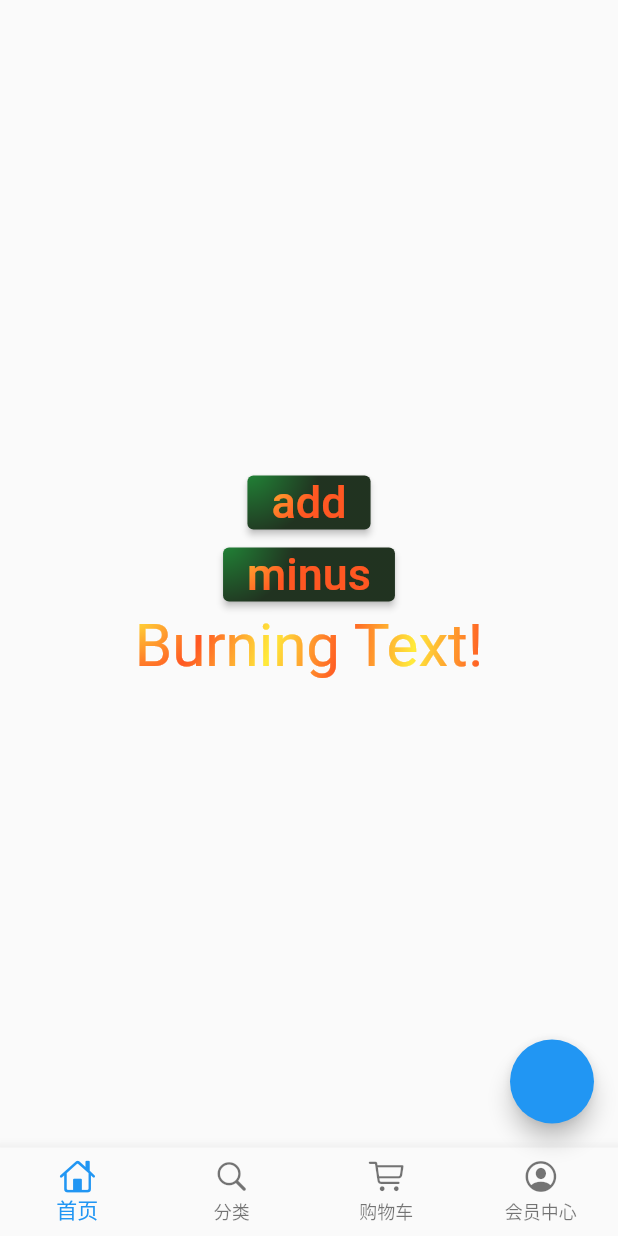
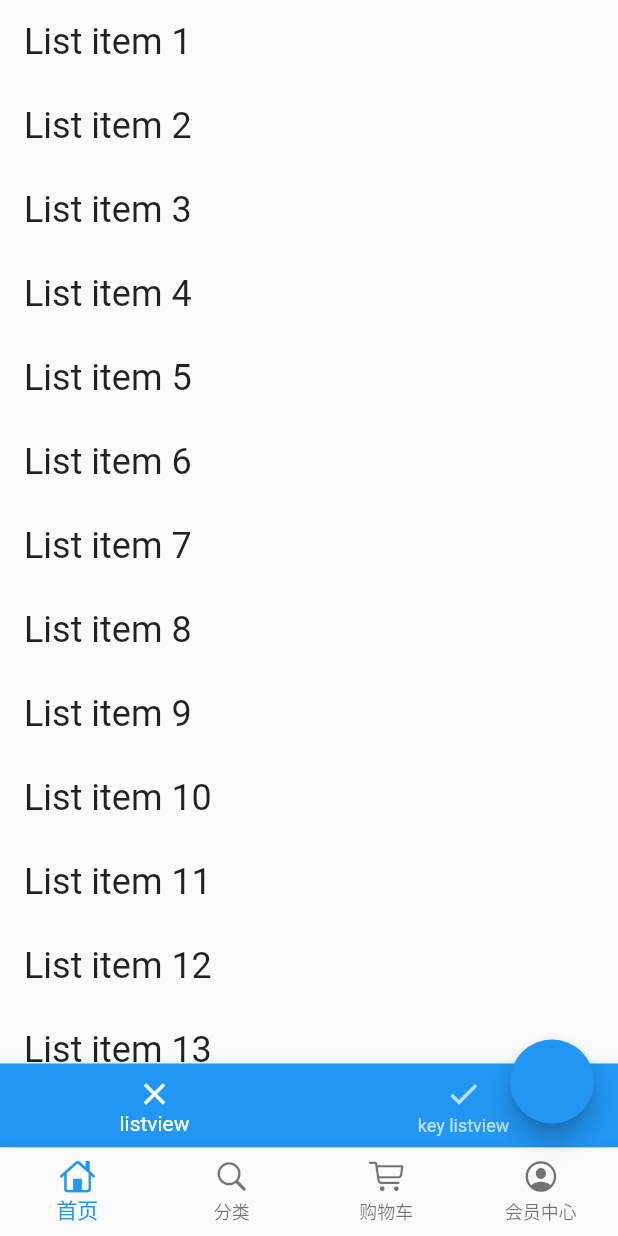
Before and after one commit to woodjobber/study_dart, a Flutter app: the screen it shows after launch, on a phone screen of 412 x 824 dp. Run offline on Flutter 3.47's test engine with Material 2 defaults, Android fonts, the phone set to English and light mode, and no system bars; our stand-ins replace focus_detector_v2, gap, get_it; missing offline and left inert: flutter_bugly, flutter_swipe_detector.

Commit message:
widget_size + page_storage

```diff
--- a/lib/app.dart
+++ b/lib/app.dart
@@ -2,6 +2,7 @@ import 'package:flutter/foundation.dart';
 import 'package:flutter/material.dart';
 
 import 'flavors.dart';
+import 'keep_state/app_route_observer.dart';
 import 'pages/my_home_page.dart';
 
 final navigatorKey = GlobalKey<NavigatorState>();
@@ -14,6 +15,7 @@ class App extends StatelessWidget {
     return MaterialApp(
       title: F.title,
       navigatorKey: navigatorKey,
+      navigatorObservers: [AppRouteObserver().routeObserver],
       theme: ThemeData(
         primarySwatch: Colors.blue,
       ),
--- /dev/null
+++ b/lib/keep_state/app_route_observer.dart
@@ -0,0 +1,20 @@
+import 'package:flutter/material.dart';
+
+class AppRouteObserver {
+  //这是实际上的路由监听器
+  static final RouteObserver<ModalRoute<void>> _routeObserver =
+      RouteObserver<ModalRoute<void>>();
+  //这是个单例
+  static final AppRouteObserver _appRouteObserver =
+      AppRouteObserver._internal();
+
+  AppRouteObserver._internal() {}
+  //通过单例的get方法轻松获取路由监听器
+  RouteObserver<ModalRoute<void>> get routeObserver {
+    return _routeObserver;
+  }
+
+  factory AppRouteObserver() {
+    return _appRouteObserver;
+  }
+}
--- a/lib/keep_state/host_screen.dart
+++ b/lib/keep_state/host_screen.dart
@@ -2,16 +2,16 @@ import 'package:flutter/material.dart';
 import 'package:study_dart/keep_state/screen_a.dart';
 import 'package:study_dart/keep_state/screen_b.dart';
 
-class HostPage extends StatefulWidget {
-  const HostPage({Key? key}) : super(key: key);
+class HostScreen extends StatefulWidget {
+  const HostScreen({Key? key}) : super(key: key);
 
   @override
-  State<HostPage> createState() => _HomePageState();
+  State<HostScreen> createState() => _HomePageState();
 }
 
 final PageStorageBucket _bucket = PageStorageBucket();
 
-class _HomePageState extends State<HostPage> {
+class _HomePageState extends State<HostScreen> {
   int _selectedIndex = 0;
   final PageController _controller = PageController();
 
@@ -69,3 +69,5 @@ class _HomePageState extends State<HostPage> {
 /// 通过在根添加 PageStorage 并向每个页面添加 PageStorageKey，
 /// 页面的某些状态（例如 Scrollable 小部件的滚动位置）将自动存储在其最近的祖先 PageStorage 中，
 /// 并在切换回来时恢复。
+/// 4、Visibility/Offstage + Stack 手动控制
+/// 5、PageStorage.of(context).readState / writeState
--- /dev/null
+++ b/lib/keep_state/listview_pagestorage_key_page.dart
@@ -0,0 +1,70 @@
+import 'package:flutter/material.dart';
+
+class ListViewPageStorageKeyPage extends StatefulWidget {
+  @override
+  _ListViewPageStorageKeyPageState createState() =>
+      _ListViewPageStorageKeyPageState();
+}
+
+class _ListViewPageStorageKeyPageState
+    extends State<ListViewPageStorageKeyPage> {
+  int index = 0;
+
+  @override
+  Widget build(BuildContext context) => Scaffold(
+        body: buildPages(),
+        bottomNavigationBar: buildBottomBar(),
+      );
+
+  Widget buildBottomBar() {
+    return BottomNavigationBar(
+      backgroundColor: Theme.of(context).primaryColor,
+      selectedItemColor: Colors.white,
+      unselectedItemColor: Colors.white70,
+      currentIndex: index,
+      items: [
+        BottomNavigationBarItem(
+          icon: Icon(Icons.clear),
+          label: 'listview',
+        ),
+        BottomNavigationBarItem(
+          icon: Icon(Icons.done),
+          label: 'key listview',
+        ),
+      ],
+      onTap: (int index) => setState(() => this.index = index),
+    );
+  }
+
+  Widget buildPages() {
+    switch (index) {
+      case 0:
+        return buildPageOne();
+      case 1:
+        return buildPageTwo();
+      default:
+        return Container();
+    }
+  }
+
+  Widget buildPageOne() => ListView.builder(
+        itemCount: 40,
+        itemBuilder: (context, index) => ListTile(
+          title: Text(
+            'List item ${index + 1}',
+            style: TextStyle(fontSize: 24),
+          ),
+        ),
+      );
+
+  Widget buildPageTwo() => ListView.builder(
+        key: PageStorageKey<String>('pageTwo'),
+        itemCount: 40,
+        itemBuilder: (context, index) => ListTile(
+          title: Text(
+            'List item ${index + 1}',
+            style: TextStyle(fontSize: 24),
+          ),
+        ),
+      );
+}
--- a/lib/pages/indexed_page.dart
+++ b/lib/pages/indexed_page.dart
@@ -4,7 +4,9 @@ import 'package:flutter/material.dart';
 import 'package:flutter_swipe_detector/flutter_swipe_detector.dart';
 import 'package:study_dart/child_size/child_size_demo_a.dart';
 import 'package:study_dart/child_size/size_offset_demo.dart';
+import 'package:study_dart/keep_state/host_page.dart';
 import 'package:study_dart/keep_state/host_screen.dart';
+import 'package:study_dart/keep_state/listview_pagestorage_key_page.dart';
 import 'package:study_dart/page_storage.dart';
 import 'package:study_dart/pages/custom_bottom_navigation_bar.dart';
 import 'package:study_dart/pages/effect_state.dart';
@@ -32,9 +34,9 @@ class _IndexedPageState extends State<IndexedPage> with WidgetsBindingObserver {
   ];
 
   final pages = [
-    KeepAliveWrapper(child: ABModelDemo()),
+    KeepAliveWrapper(child: ListViewPageStorageKeyPage()),
     KeepAliveWrapper(child: SizeOffsetDemo()),
-    KeepAliveWrapper(child: HostPage()),
+    KeepAliveWrapper(child: HostScreen()),
     KeepAliveWrapper(child: PageStorageHomePage()),
   ];
 
--- a/pubspec.yaml
+++ b/pubspec.yaml
@@ -44,6 +44,7 @@ dependencies:
   widget_with_codeview: ^3.1.0
   another_transformer_page_view: ^2.0.1
   flutter_hooks: any
+  focus_detector_v2: ^3.1.0+1
 dev_dependencies:
   flutter_test:
     sdk: flutter
```
Also changed, not shown: lib/keep_state/button_widget.dart (added, +25 -0 lines), lib/keep_state/host_page.dart (added, +56 -0 lines), lib/keep_state/persist_pagestorage_page.dart (added, +126 -0 lines), pubspec.lock.
